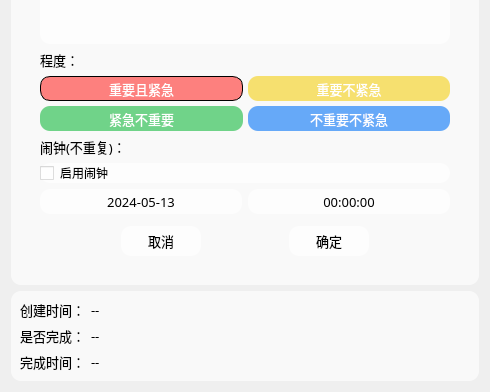
This is src/card/main_card/TodoCard/todo_component/new_todo_form.ui in baby7/agile-tiles as Qt 5 draws it before an edit; both pictures show x 0 to 490 and y 344 to 736 of the 490 by 736 pixel window. The edited form follows.
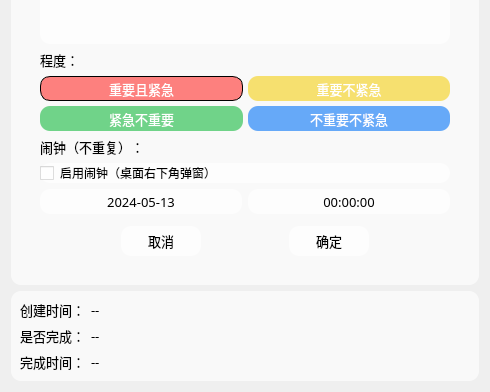
This is the edited form.

Commit message: v1.8.3(进行中): 待办事项提示

```diff
--- a/src/card/main_card/TodoCard/todo_component/new_todo_form.ui
+++ b/src/card/main_card/TodoCard/todo_component/new_todo_form.ui
@@ -287,7 +287,7 @@
                  <string notr="true">background: transparent;</string>
                 </property>
                 <property name="text">
-                 <string>闹钟(不重复)：</string>
+                 <string>闹钟（不重复）：</string>
                 </property>
                </widget>
               </item>
@@ -313,7 +313,7 @@
                  </size>
                 </property>
                 <property name="text">
-                 <string>启用闹钟</string>
+                 <string>启用闹钟（桌面右下角弹窗）</string>
                 </property>
                </widget>
               </item>
```
Left out of the diff: 6 changed lines with no effect on the pictures. The commit also changes 2 other files.
